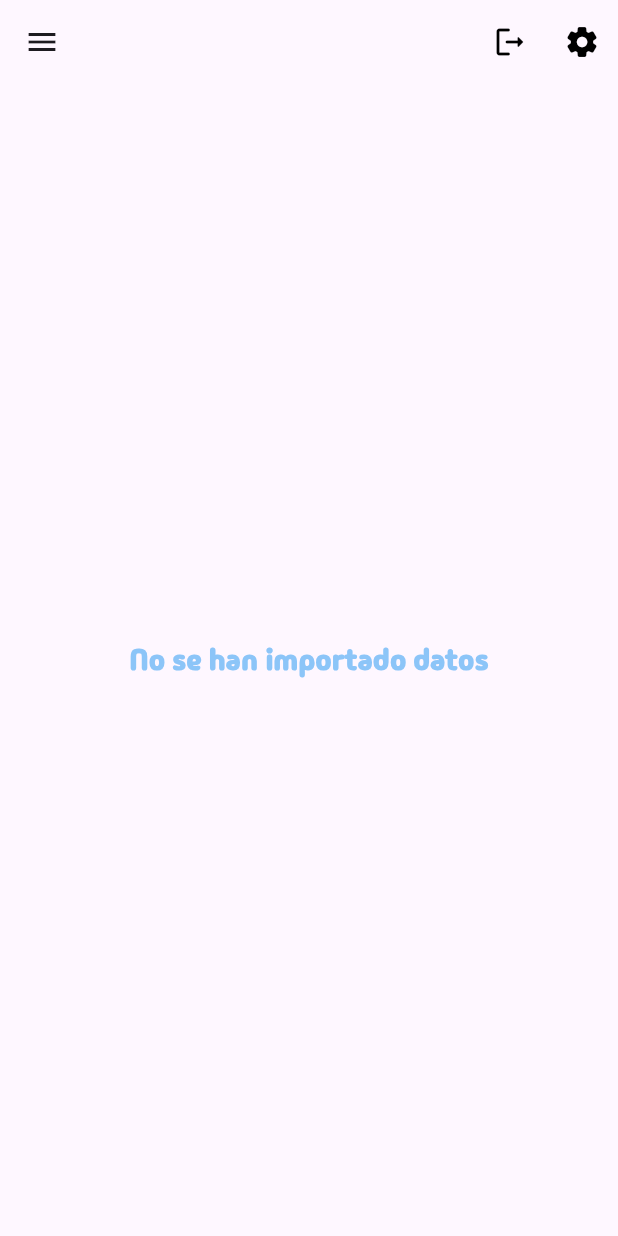
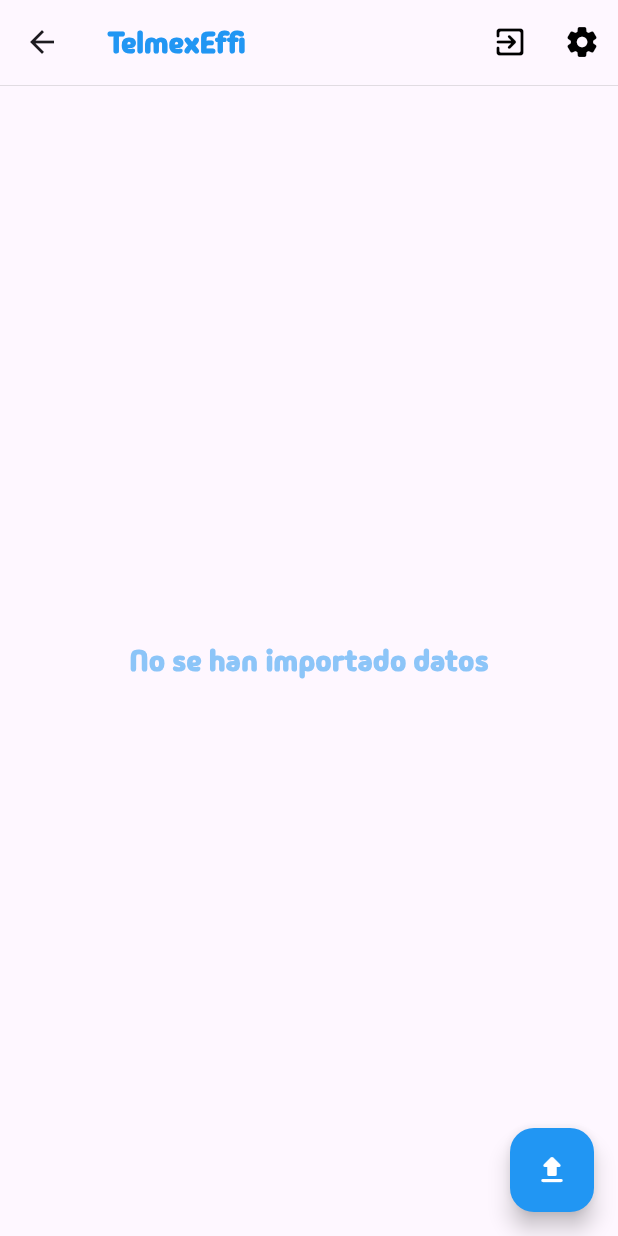
Before and after one commit to efrain131202/Telmex_App, a Flutter app: the HomeScreen screen opened by its route, on a phone screen of 412 x 824 dp. Run offline on Flutter 3.47's test engine with Material 3 defaults, Android fonts, the phone set to English and light mode, and no system bars; our stand-ins replace file_picker, font_awesome_flutter, logger, permission_handler; missing offline and left inert: spreadsheet_decoder.

Commit message:
editing in home_screen, appbar, button import excel, and elete drawer

```diff
--- a/lib/screens/home_screen.dart
+++ b/lib/screens/home_screen.dart
@@ -1,8 +1,8 @@
 import 'package:flutter/material.dart';
+import 'package:telmexeffi/screens/about_dialog.dart';
+import 'package:telmexeffi/screens/exit_dialog.dart';
 import 'import_excel.dart';
 import 'excel_data_viewer.dart';
-import 'about_dialog.dart';
-import 'exit_dialog.dart';
 import 'settings_screen.dart';
 
 class HomeScreen extends StatefulWidget {
@@ -13,17 +13,30 @@ class HomeScreen extends StatefulWidget {
 }
 
 class _HomeScreenState extends State<HomeScreen> {
-  final _scaffoldKey = GlobalKey<ScaffoldState>();
   final _importExcelService = ImportExcelService();
 
   @override
   Widget build(BuildContext context) {
     return Scaffold(
-      key: _scaffoldKey,
       appBar: AppBar(
+        title: GestureDetector(
+          onTap: () {
+            Navigator.push(
+              context,
+              MaterialPageRoute(
+                builder: (context) => const AboutDialogScreen(),
+              ),
+            );
+          },
+          child: const Text(
+            'TelmexEffi',
+            style: TextStyle(
+                color: Colors.blue, fontSize: 20, fontWeight: FontWeight.bold),
+          ),
+        ),
         actions: [
           IconButton(
-            icon: const Icon(Icons.logout_rounded, color: Colors.black),
+            icon: const Icon(Icons.exit_to_app_rounded, color: Colors.black),
             onPressed: () {
               showExitConfirmationDialog(context);
             },
@@ -40,80 +53,23 @@ class _HomeScreenState extends State<HomeScreen> {
             },
           ),
         ],
+        bottom: const PreferredSize(
+          preferredSize: Size.fromHeight(1.0),
+          child: Divider(
+            height: 0.2,
+            thickness: 0.2,
+            color: Colors.grey,
+          ),
+        ),
       ),
       body: ExcelDataViewer(
         excelSheets: _importExcelService.excelData,
       ),
-      drawer: GestureDetector(
-        onHorizontalDragUpdate: (details) {
-          if (details.delta.dx > 0) {
-            _scaffoldKey.currentState?.openDrawer();
-          }
-        },
-        child: Drawer(
-          child: ListView(
-            padding: EdgeInsets.zero,
-            children: <Widget>[
-              const DrawerHeader(
-                decoration: BoxDecoration(
-                  image: DecorationImage(
-                    image: AssetImage('assets/images/fondo_drawer.jpg'),
-                    fit: BoxFit.cover,
-                    colorFilter: ColorFilter.mode(Colors.blue, BlendMode.color),
-                  ),
-                ),
-                child: Text(
-                  'TelmexEffi',
-                  style: TextStyle(
-                    color: Colors.white,
-                    fontSize: 30,
-                    fontWeight: FontWeight.bold,
-                  ),
-                ),
-              ),
-              _buildDrawerIconButton(
-                Icons.arrow_circle_up_rounded,
-                'Importar',
-                _importExcelFile,
-              ),
-              _buildDrawerIconButton(
-                Icons.arrow_circle_down_rounded,
-                'Exportar',
-                () {},
-              ),
-              _buildDrawerIconButton(
-                Icons.save_rounded,
-                'Guardar',
-                () {},
-              ),
-              _buildDrawerIconButton(
-                Icons.info_rounded,
-                'Acerca de',
-                () {
-                  Navigator.push(
-                    context,
-                    MaterialPageRoute(
-                      builder: (context) => const AboutDialogScreen(),
-                    ),
-                  );
-                },
-              ),
-            ],
-          ),
-        ),
+      floatingActionButton: FloatingActionButton(
+        backgroundColor: Colors.blue,
+        onPressed: _importExcelFile,
+        child: const Icon(Icons.file_upload_rounded, color: Colors.white),
       ),
-    );
-  }
-
-  Widget _buildDrawerIconButton(
-    IconData icon,
-    String label,
-    VoidCallback onPressed,
-  ) {
-    return ListTile(
-      leading: Icon(icon),
-      title: Text(label),
-      onTap: onPressed,
     );
   }
 
--- a/pubspec.yaml
+++ b/pubspec.yaml
@@ -43,6 +43,8 @@ dependencies:
   file_picker: ^8.0.0+1
   spreadsheet_decoder: ^2.2.0
   logger: ^2.2.0
+  excel: ^4.0.2
+  path_provider: ^2.1.3
 
 dev_dependencies:
   flutter_test:
```
Also changed, not shown: pubspec.lock.
